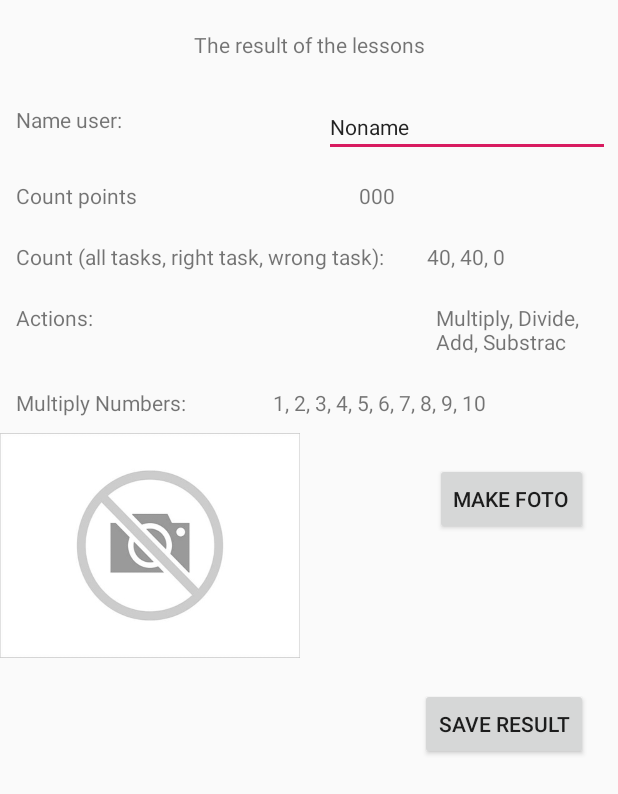
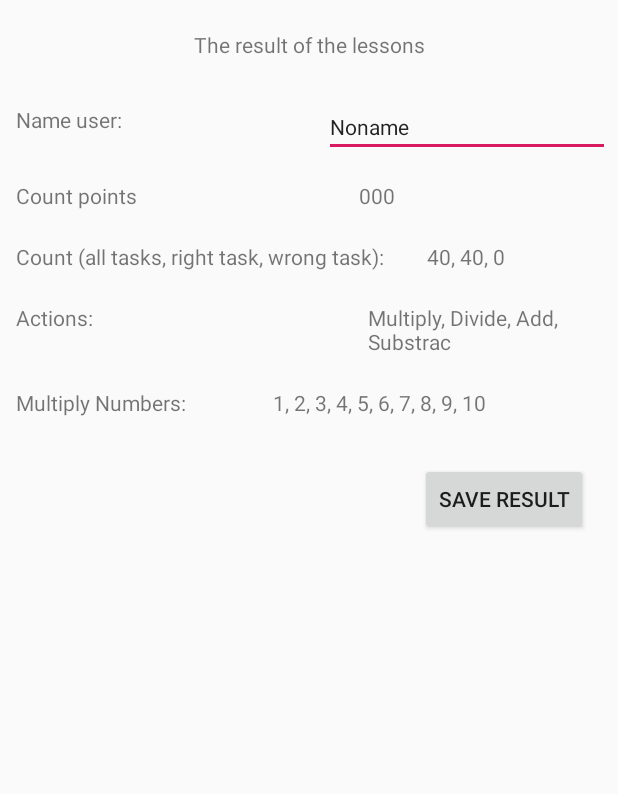
Before and after one commit to kamar19/Umnozhka2, an Android app: the FinishLeassonActivity screen opened directly, with no data from a screen before it, on a phone screen of 412 x 824 dp. Shown: the top 794 px of the screen. Run offline under Robolectric (Android 15) with nearby library versions, the light colour scheme and no system bars; 4 statements that could not run were skipped.

Commit message:
delete all object for make Foto

```diff
--- a/app/src/main/AndroidManifest.xml
+++ b/app/src/main/AndroidManifest.xml
@@ -30,7 +30,6 @@
 <!--                android:name="android.support.FILE_PROVIDER_PATHS"-->
 <!--                android:resource="@xml/file_paths"></meta-data>-->
 <!--        </provider>-->
-        <activity android:name=".MakeFotoActivity" />
         <activity android:name=".FinishLeassonActivity" />
         <activity android:name=".GradebookActivity" />
         <activity android:name=".StartActivity">
--- a/app/src/main/java/com/example/umnozhka/FinishLeassonActivity.java
+++ b/app/src/main/java/com/example/umnozhka/FinishLeassonActivity.java
@@ -16,15 +16,16 @@ import android.widget.Toast;
 import java.util.List;
 
 public class FinishLeassonActivity extends Activity implements View.OnClickListener {
-    Button finishButtonSave, finishButtonTakeFoto;
+    Button finishButtonSave;
+//            finishButtonTakeFoto;
     EditText finishStringUserName;
     TextView finishStringPrimerovTasks, finishStringActions, finishStringMultiplyNumbers, finishTextValueViewPoints, finishTextViewPoints;
     private SQLiteDatabase db;
     //    MyLesson myLesson;
     LessonSummary lessonSummary; // на Основе myLesson и MySettings
     //    SurfaceView surfaceView;
-    public static ImageView finishImageView;
-    private List<Bitmap> bitmaps;
+//    public static ImageView finishImageView;
+//    private List<Bitmap> bitmaps;
     private List<LessonSummary> lessonSummaries;
 
 
@@ -35,34 +36,27 @@ public class FinishLeassonActivity extends Activity implements View.OnClickListe
         lessonSummary = StartActivity.getStartLessonSummary();
 
         finishButtonSave = findViewById(R.id.finishButtonSave);
-        finishButtonTakeFoto = findViewById(R.id.finishButtonTakeFoto);
+//        finishButtonTakeFoto = findViewById(R.id.finishButtonTakeFoto);
         finishStringUserName = findViewById(R.id.finishStringUserName);
         finishStringPrimerovTasks = findViewById(R.id.finishStringPrimerovTasks);
         finishStringActions = findViewById(R.id.finishStringActions);
         finishStringMultiplyNumbers = findViewById(R.id.finishStringMultiplyNumbers);
         finishTextValueViewPoints = findViewById(R.id.finishTextValueViewPoints);
         finishTextViewPoints = findViewById(R.id.finishTextViewPoints);
-        finishImageView = findViewById(R.id.finishImageView);
-        finishImageView.setImageResource(R.drawable.nofoto);
         finishStringUserName.setText(lessonSummary.getNameUser());
         finishStringPrimerovTasks.setText(lessonSummary.getStringPrimerovTasks());
         finishStringActions.setText(lessonSummary.getStringMDSA());
         finishStringMultiplyNumbers.setText(lessonSummary.getStringMultiplyNumbers());
-
         finishButtonSave.setOnClickListener(this);
-        finishButtonTakeFoto.setOnClickListener(this);
-
     }
 
     @Override
     public void onClick(View v) {
         switch (v.getId()) {
-            case R.id.finishButtonTakeFoto:
+//            case R.id.finishButtonTakeFoto:
 //                    Intent intent = new Intent(this, MakeFotoActivity.class );
 //                    startActivity(intent);
-
-
-                break;
+//                break;
             case R.id.finishButtonSave:
                 if (finishStringUserName.getText().length() > 0) {
                     lessonSummary.setNameUser(finishStringUserName.getText().toString());
--- a/app/src/main/res/layout/activity_finish_leasson.xml
+++ b/app/src/main/res/layout/activity_finish_leasson.xml
@@ -90,7 +90,7 @@
 
                 <TextView
                     android:id="@+id/finishStringPrimerovTasks"
-                    android:layout_width="78dp"
+                    android:layout_width="wrap_content"
                     android:layout_height="match_parent"
                     android:layout_margin="5dp"
                     android:gravity="start"
@@ -113,7 +113,7 @@
 
                 <TextView
                     android:id="@+id/finishStringActions"
-                    android:layout_width="222dp"
+                    android:layout_width="312dp"
                     android:layout_height="match_parent"
                     android:layout_margin="5dp"
                     android:layout_weight="0.5"
@@ -153,40 +153,7 @@
                 android:layout_weight="1">
 
             </Space>
-            <LinearLayout
-                android:layout_width="match_parent"
-                android:layout_height="match_parent"
-                android:orientation="horizontal">
 
-
-                <ImageView
-                    android:id="@+id/finishImageView"
-                    android:layout_width="200dp"
-                    android:layout_height="150dp"
-                    android:layout_gravity="center_horizontal"
-
-                    android:gravity="center">
-
-                </ImageView>
-
-                <Space
-                    android:layout_width="0dp"
-                    android:layout_height="wrap_content"
-                    android:layout_weight="1"
-
-                    />
-                <Button
-                    android:id="@+id/finishButtonTakeFoto"
-                    android:layout_width="wrap_content"
-                    android:layout_height="wrap_content"
-                    android:layout_margin="20dp"
-                    android:gravity="center"
-
-                    android:text="@string/finishButtonTakeFotoTitle">
-
-                </Button>
-
-            </LinearLayout>
 
             <LinearLayout
                 android:layout_width="match_parent"
```
Also changed, not shown: app/src/main/java/com/example/umnozhka/MakeFotoActivity.java (deleted, +0 -356 lines), app/src/main/res/layout/activity_make_foto.xml (deleted, +0 -41 lines).
